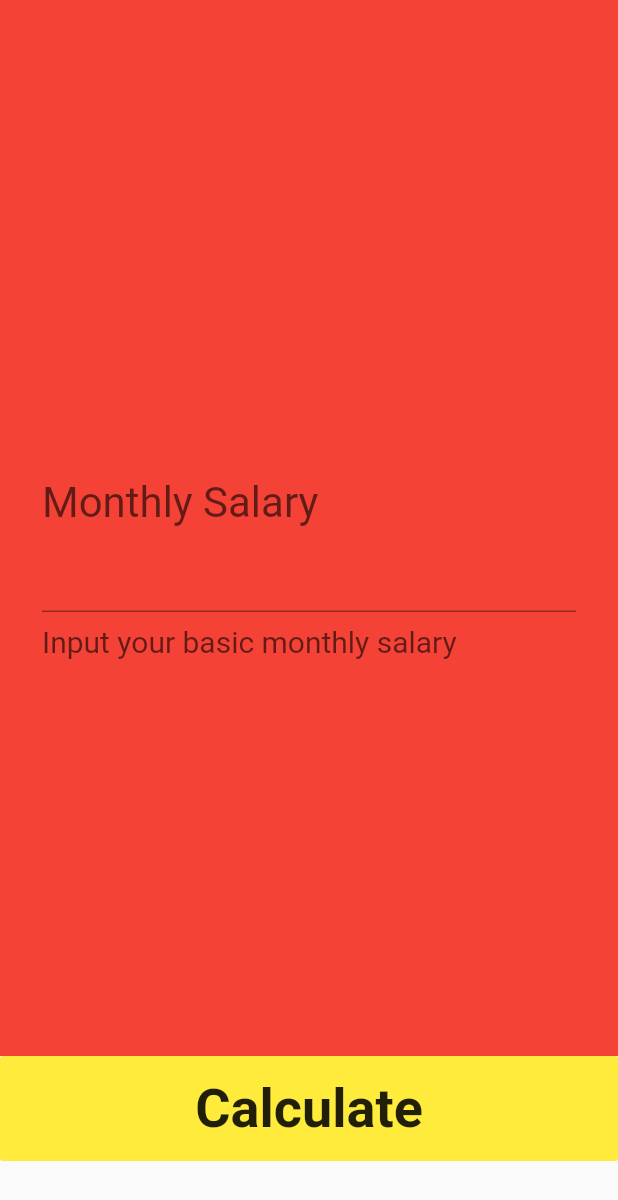
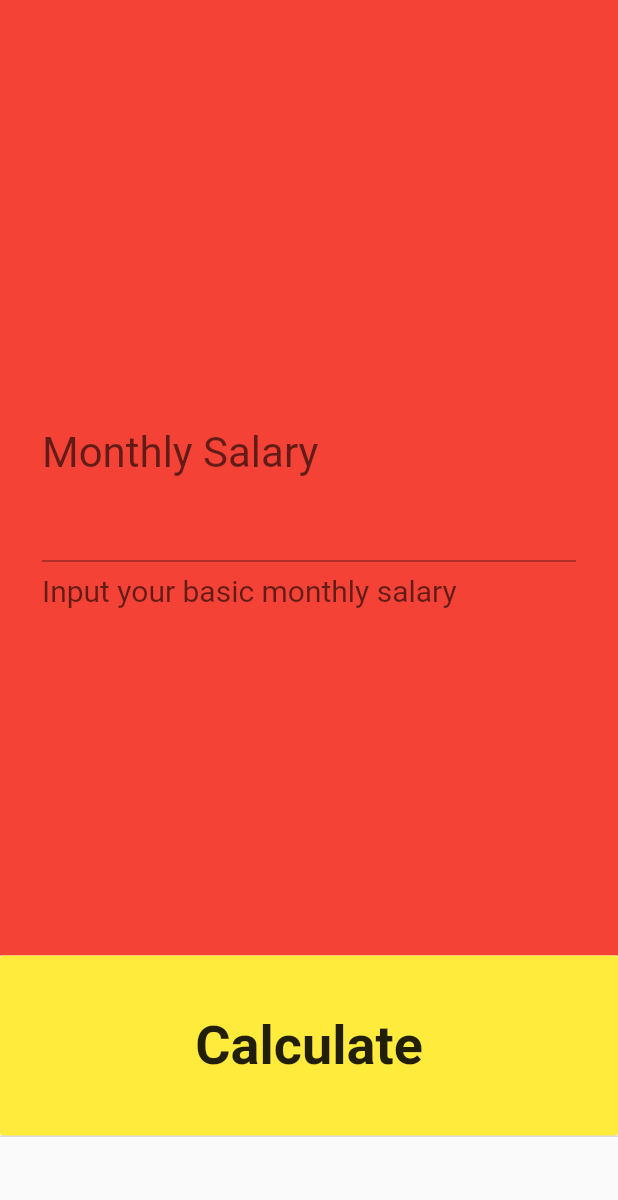
Before and after one commit to dandansoysauce/caltax-app, a Flutter app: the screen it shows after launch, on a phone screen of 412 x 824 dp. Shown: the top 1200 px of the screen. Run offline on Flutter 3.47's test engine with Material 2 defaults, Android fonts, the phone set to English and light mode, and no system bars; missing offline and left inert: firebase_admob; accounts and stored records are empty.

```diff
--- a/lib/main.dart
+++ b/lib/main.dart
@@ -91,10 +91,6 @@ class _CaltaxFormState extends State<CaltaxForm> {
             ),
             ConstrainedBox(
                 constraints: new BoxConstraints(minHeight: 120.0),
-                child: Column(
-                  children: <Widget>[
-                    Container(
-                      height: 70.0,
                 child: FlatButton(
                   onPressed: () => _calculateTax(context),
                   color: Colors.yellow,
@@ -105,15 +101,14 @@ class _CaltaxFormState extends State<CaltaxForm> {
                       )
                   )
                 ),
+            )
+          ],
         ),
+        persistentFooterButtons: <Widget>[
           Container(
             height: 50.0,
           )
         ],
-                )
-            )
-          ],
-        )
     );
   }
 
```
Lines whose indentation alone changed are shown as unchanged.
